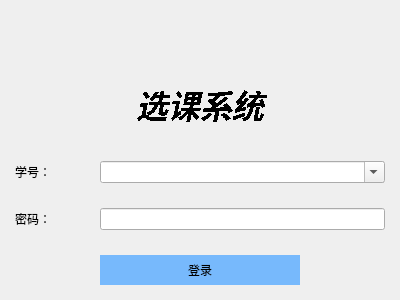
Above: Client/login.ui from NichtsHsu/SelectCourse before the change. Below: the same form after it.
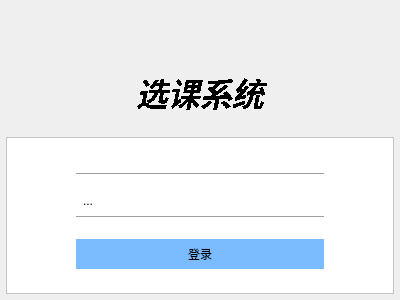
That is the form after the change. Icons and pictures are not drawn.

Commit message: 更新登录界面ui

What changed in the file:
```diff
--- a/Client/login.ui
+++ b/Client/login.ui
@@ -110,6 +110,48 @@
          </widget>
         </item>
         <item>
+         <widget class="QFrame" name="frame_2">
+          <property name="minimumSize">
+           <size>
+            <width>0</width>
+            <height>40</height>
+           </size>
+          </property>
+          <property name="maximumSize">
+           <size>
+            <width>16777215</width>
+            <height>16777215</height>
+           </size>
+          </property>
+          <property name="styleSheet">
+           <string notr="true">QFrame#frame_2 {
+background-color: rgb(255, 255, 255);
+}
+</string>
+          </property>
+          <property name="frameShape">
+           <enum>QFrame::StyledPanel</enum>
+          </property>
+          <property name="frameShadow">
+           <enum>QFrame::Raised</enum>
+          </property>
+          <layout class="QGridLayout" name="gridLayout_4">
+           <property name="leftMargin">
+            <number>0</number>
+           </property>
+           <property name="topMargin">
+            <number>0</number>
+           </property>
+           <property name="rightMargin">
+            <number>0</number>
+           </property>
+           <property name="bottomMargin">
+            <number>0</number>
+           </property>
+           <property name="spacing">
+            <number>0</number>
+           </property>
+           <item row="1" column="0">
          <layout class="QGridLayout" name="gridLayout">
           <property name="leftMargin">
            <number>9</number>
@@ -120,14 +162,59 @@
           <property name="bottomMargin">
            <number>9</number>
           </property>
-          <item row="0" column="0">
-           <widget class="QLabel" name="label">
-            <property name="text">
-             <string>学号：</string>
-            </property>
-           </widget>
-          </item>
-          <item row="1" column="1">
+             <item row="8" column="0">
+              <spacer name="horizontalSpacer_3">
+               <property name="orientation">
+                <enum>Qt::Horizontal</enum>
+               </property>
+               <property name="sizeType">
+                <enum>QSizePolicy::Fixed</enum>
+               </property>
+               <property name="sizeHint" stdset="0">
+                <size>
+                 <width>60</width>
+                 <height>30</height>
+                </size>
+               </property>
+              </spacer>
+             </item>
+             <item row="6" column="1">
+              <widget class="Line" name="line">
+               <property name="lineWidth">
+                <number>1</number>
+               </property>
+               <property name="orientation">
+                <enum>Qt::Horizontal</enum>
+               </property>
+              </widget>
+             </item>
+             <item row="9" column="1">
+              <widget class="Line" name="line_2">
+               <property name="lineWidth">
+                <number>1</number>
+               </property>
+               <property name="orientation">
+                <enum>Qt::Horizontal</enum>
+               </property>
+              </widget>
+             </item>
+             <item row="8" column="2">
+              <spacer name="horizontalSpacer_2">
+               <property name="orientation">
+                <enum>Qt::Horizontal</enum>
+               </property>
+               <property name="sizeType">
+                <enum>QSizePolicy::Fixed</enum>
+               </property>
+               <property name="sizeHint" stdset="0">
+                <size>
+                 <width>60</width>
+                 <height>30</height>
+                </size>
+               </property>
+              </spacer>
+             </item>
+             <item row="10" column="1">
            <spacer name="verticalSpacer">
             <property name="orientation">
              <enum>Qt::Vertical</enum>
@@ -138,48 +225,23 @@
             <property name="sizeHint" stdset="0">
              <size>
               <width>20</width>
-              <height>25</height>
+                 <height>20</height>
              </size>
             </property>
            </spacer>
           </item>
-          <item row="2" column="1" colspan="2">
-           <widget class="QLineEdit" name="lineEdit">
-            <property name="focusPolicy">
-             <enum>Qt::StrongFocus</enum>
-            </property>
-            <property name="echoMode">
-             <enum>QLineEdit::Password</enum>
-            </property>
-           </widget>
-          </item>
-          <item row="0" column="1" colspan="2">
-           <widget class="QComboBox" name="comboBox">
-            <property name="sizePolicy">
-             <sizepolicy hsizetype="Expanding" vsizetype="Fixed">
-              <horstretch>0</horstretch>
-              <verstretch>0</verstretch>
-             </sizepolicy>
-            </property>
-            <property name="font">
-             <font>
-              <stylestrategy>NoAntialias</stylestrategy>
-             </font>
-            </property>
-            <property name="cursor">
-             <cursorShape>IBeamCursor</cursorShape>
-            </property>
-            <property name="editable">
-             <bool>true</bool>
-            </property>
-           </widget>
-          </item>
-          <item row="2" column="0">
-           <widget class="QLabel" name="label_2">
-            <property name="text">
-             <string>密码：</string>
-            </property>
-           </widget>
+             <item row="7" column="1">
+              <spacer name="verticalSpacer_3">
+               <property name="orientation">
+                <enum>Qt::Vertical</enum>
+               </property>
+               <property name="sizeHint" stdset="0">
+                <size>
+                 <width>20</width>
+                 <height>10</height>
+                </size>
+               </property>
+              </spacer>
           </item>
           <item row="3" column="1">
            <spacer name="verticalSpacer_2">
@@ -189,12 +251,12 @@
             <property name="sizeHint" stdset="0">
              <size>
               <width>20</width>
-              <height>25</height>
+                 <height>10</height>
              </size>
             </property>
            </spacer>
           </item>
-          <item row="4" column="1">
+             <item row="11" column="1">
            <widget class="QPushButton" name="login_button">
             <property name="styleSheet">
              <string notr="true">QPushButton#login_button{
@@ -226,7 +288,113 @@
             </property>
            </widget>
           </item>
-         </layout>
+             <item row="8" column="1">
+              <layout class="QHBoxLayout" name="horizontalLayout_2">
+               <item>
+                <widget class="QToolButton" name="toolButton_2">
+                 <property name="text">
+                  <string>...</string>
+                 </property>
+                 <property name="icon">
+                  <iconset resource="src.qrc">
+                   <normaloff>:/icons/icon/lock.png</normaloff>:/icons/icon/lock.png</iconset>
+                 </property>
+                 <property name="iconSize">
+                  <size>
+                   <width>18</width>
+                   <height>18</height>
+                  </size>
+                 </property>
+                 <property name="autoRaise">
+                  <bool>true</bool>
+                 </property>
+                </widget>
+               </item>
+               <item>
+                <widget class="QLineEdit" name="lineEdit">
+                 <property name="minimumSize">
+                  <size>
+                   <width>0</width>
+                   <height>25</height>
+                  </size>
+                 </property>
+                 <property name="font">
+                  <font>
+                   <pointsize>14</pointsize>
+                  </font>
+                 </property>
+                 <property name="focusPolicy">
+                  <enum>Qt::StrongFocus</enum>
+                 </property>
+                 <property name="styleSheet">
+                  <string notr="true">border:none;</string>
+                 </property>
+                 <property name="echoMode">
+                  <enum>QLineEdit::Password</enum>
+                 </property>
+                </widget>
+               </item>
+              </layout>
+             </item>
+             <item row="5" column="1">
+              <layout class="QHBoxLayout" name="horizontalLayout">
+               <item>
+                <widget class="QToolButton" name="toolButton">
+                 <property name="text">
+                  <string/>
+                 </property>
+                 <property name="icon">
+                  <iconset resource="src.qrc">
+                   <normaloff>:/icons/icon/Account.png</normaloff>:/icons/icon/Account.png</iconset>
+                 </property>
+                 <property name="iconSize">
+                  <size>
+                   <width>18</width>
+                   <height>18</height>
+                  </size>
+                 </property>
+                 <property name="autoRaise">
+                  <bool>true</bool>
+                 </property>
+                </widget>
+               </item>
+               <item>
+                <widget class="QLineEdit" name="comboBox">
+                 <property name="minimumSize">
+                  <size>
+                   <width>0</width>
+                   <height>25</height>
+                  </size>
+                 </property>
+                 <property name="font">
+                  <font>
+                   <pointsize>14</pointsize>
+                  </font>
+                 </property>
+                 <property name="styleSheet">
+                  <string notr="true">border:none;</string>
+                 </property>
+                </widget>
+               </item>
+              </layout>
+             </item>
+             <item row="12" column="1">
+              <spacer name="verticalSpacer_4">
+               <property name="orientation">
+                <enum>Qt::Vertical</enum>
+               </property>
+               <property name="sizeHint" stdset="0">
+                <size>
+                 <width>20</width>
+                 <height>15</height>
+                </size>
+               </property>
+              </spacer>
+             </item>
+            </layout>
+           </item>
+          </layout>
+         </widget>
         </item>
        </layout>
       </item>
```
Left out of the diff: 2 changed lines with no effect on the pictures. Lines whose indentation alone changed are shown as unchanged. The commit also changes 6 other files.
